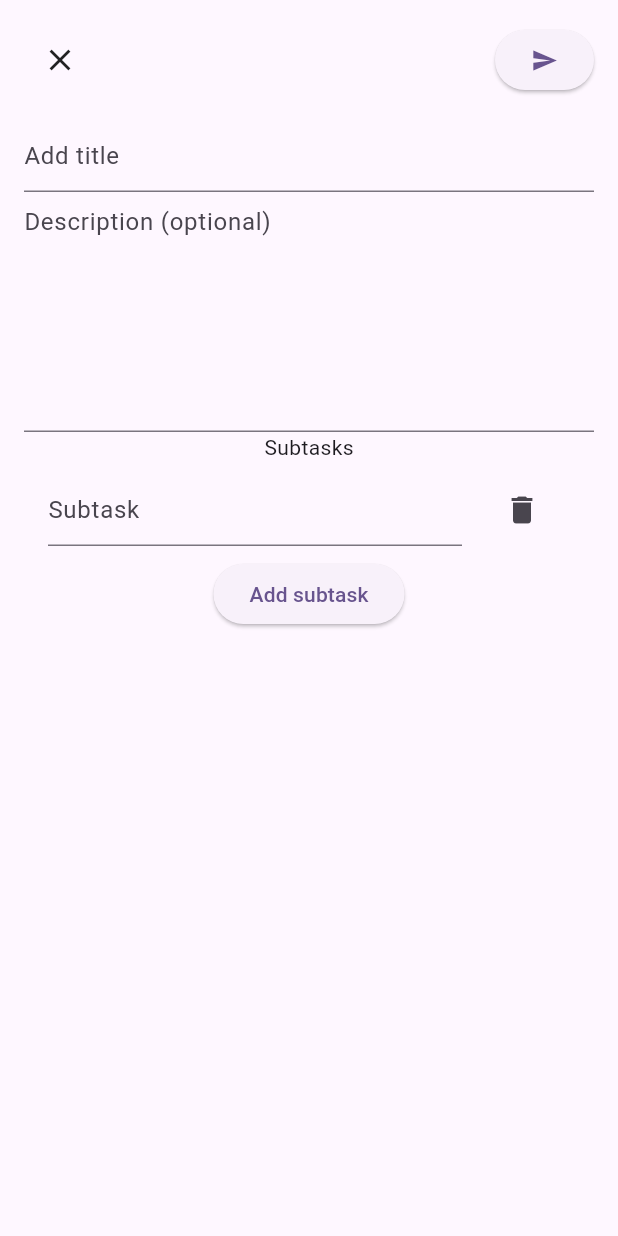
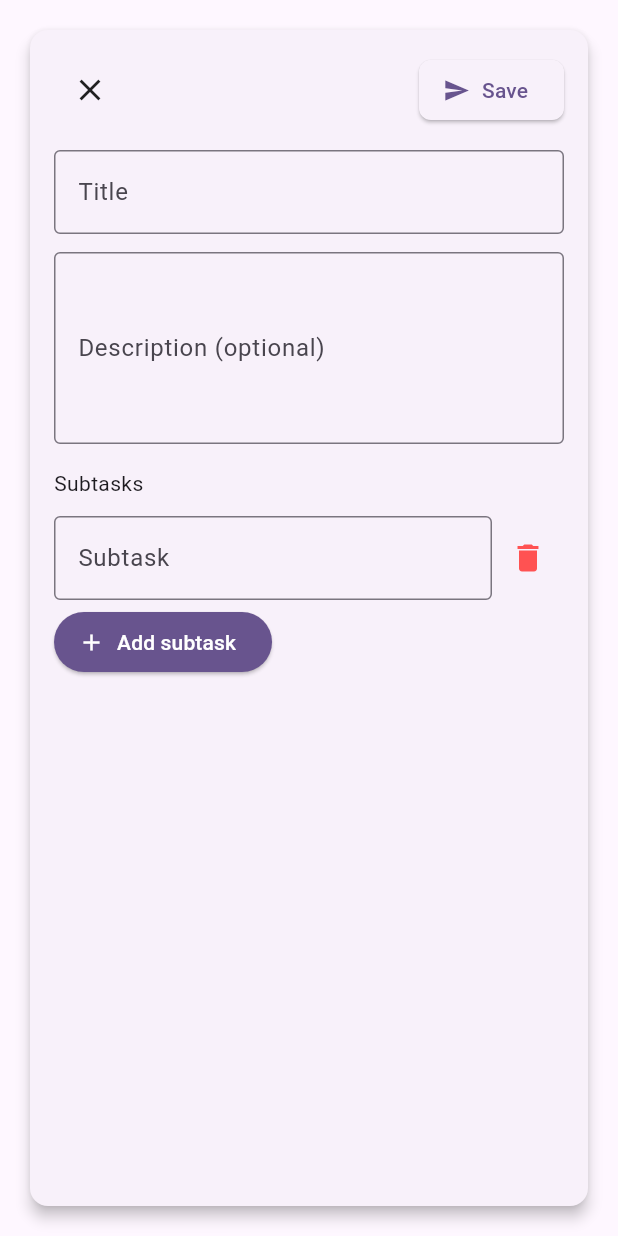
Before and after one commit to Quollveth/flutter-todo, a Flutter app: the NewTaskScreen widget shown alone on an empty page, opened directly, after a tap on "Add subtask", on a phone screen of 412 x 824 dp. Run offline on Flutter 3.47's test engine with Material 3 defaults, Android fonts, the phone set to English and light mode, and no system bars.

Commit message:
chatgpt make this widget more pretty

```diff
--- a/lib/views/new_task_screen.dart
+++ b/lib/views/new_task_screen.dart
@@ -36,10 +36,15 @@ class _NewTaskScreenState extends State<NewTaskScreen> {
 
     return Padding(
       padding: const EdgeInsets.all(16.0),
+      child: Card(
+        elevation: 4,
+        shape: RoundedRectangleBorder(borderRadius: BorderRadius.circular(12)),
+        child: Padding(
+          padding: const EdgeInsets.all(16.0),
           child: Column(
             crossAxisAlignment: CrossAxisAlignment.start,
             children: [
-          // Top buttons
+              // Top bar with buttons
               Row(
                 mainAxisAlignment: MainAxisAlignment.spaceBetween,
                 children: [
@@ -47,64 +52,104 @@ class _NewTaskScreenState extends State<NewTaskScreen> {
                     onPressed: () => appState.setSreen(Screen.list),
                     icon: Icon(Icons.close, color: theme.iconTheme.color),
                   ),
-              ElevatedButton(
+                  ElevatedButton.icon(
                     onPressed: addNew,
-                child: Icon(Icons.send),
+                    icon: Icon(Icons.send),
+                    label: Text('Save'),
+                    style: ElevatedButton.styleFrom(
+                      shape: RoundedRectangleBorder(
+                          borderRadius: BorderRadius.circular(8)),
+                    ),
                   ),
                 ],
               ),
               const SizedBox(height: 16),
-          // Task title
+              // Task Title
               TextField(
                 controller: taskNameController,
                 keyboardType: TextInputType.text,
                 decoration: InputDecoration(
-              hintText: 'Add title',
+                  labelText: 'Title',
+                  border: OutlineInputBorder(),
                 ),
               ),
+              const SizedBox(height: 12),
               // Task Description
               TextField(
                 controller: taskDescController,
                 keyboardType: TextInputType.multiline,
-            minLines: 6,
+                minLines: 4,
                 maxLines: null,
                 decoration: InputDecoration(
-              hintText: 'Description (optional)',
+                  labelText: 'Description (optional)',
+                  border: OutlineInputBorder(),
                 ),
               ),
+              const SizedBox(height: 16),
               // Subtasks
-          Center(
-            child: Column(
+              Column(
+                crossAxisAlignment: CrossAxisAlignment.start,
                 children: [
                   Text('Subtasks'),
+                  const SizedBox(height: 8),
                   if (subtaskControllers.isNotEmpty)
                     ConstrainedBox(
-                    constraints: BoxConstraints(maxHeight: 300),
+                      constraints: BoxConstraints(maxHeight: 200),
                       child: ListView.builder(
                         shrinkWrap: true,
                         itemCount: subtaskControllers.length,
                         itemBuilder: (context, index) {
-                        return ListTile(
-                          title: subtaskInputs[index],
-                          trailing: IconButton(
+                          return Padding(
+                            padding: const EdgeInsets.symmetric(vertical: 4.0),
+                            child: Row(
+                              children: [
+                                Expanded(
+                                  child: TextField(
+                                    controller: subtaskControllers[index],
+                                    decoration: InputDecoration(
+                                      hintText: 'Subtask',
+                                      border: OutlineInputBorder(),
+                                    ),
+                                  ),
+                                ),
+                                IconButton(
                                   onPressed: () => removeSubtask(index),
-                            icon: Icon(Icons.delete),
+                                  icon: Icon(Icons.delete,
+                                      color: Colors.redAccent),
+                                ),
+                              ],
                             ),
                           );
                         },
                       ),
                     ),
                   if (subtaskControllers.length < 3)
-                  ElevatedButton(
+                    Align(
+                      alignment: Alignment.centerLeft,
+                      child: ElevatedButton.icon(
                         onPressed: addSubtask,
-                    child: Text('Add subtask'),
+                        icon: Icon(Icons.add),
+                        label: Text('Add subtask'),
+                        style: ElevatedButton.styleFrom(
+                          backgroundColor: theme.colorScheme.primary,
+                          foregroundColor: Colors.white,
+                        ),
+                      ),
                     ),
                 ],
-            ),
               )
             ],
           ),
+        ),
+      ),
     );
+  }
+
+  void addSubtask() {
+    setState(() {
+      var tempController = TextEditingController();
+      subtaskControllers.add(tempController);
+    });
   }
 
   void addNew() {
@@ -128,17 +173,4 @@ class _NewTaskScreenState extends State<NewTaskScreen> {
       subtaskInputs.removeAt(index);
     });
   }
-
-  void addSubtask() {
-    setState(() {
-      var tempController = TextEditingController();
-      var tempInput = TextField(
-        controller: tempController,
-        decoration: InputDecoration(hintText: 'Subtask'),
-      );
-
-      subtaskControllers.add(tempController);
-      subtaskInputs.add(tempInput);
-    });
 }
-}
--- a/lib/views/task_list_screen.dart
+++ b/lib/views/task_list_screen.dart
@@ -25,6 +25,7 @@ class TaskListScreen extends StatelessWidget {
                   proxyDecorator: (child, index, animation) {
                     return Material(
                       elevation: 4,
+                      borderRadius: BorderRadius.circular(8),
                       child: child,
                     );
                   },
@@ -64,7 +65,7 @@ class TaskListScreen extends StatelessWidget {
         ),
       ),
       floatingActionButton: FloatingActionButton.extended(
-        onPressed: () => {appState.setSreen(Screen.create)},
+        onPressed: () => appState.setSreen(Screen.create),
         label: const Text('Add New'),
         icon: const Icon(Icons.add),
       ),
@@ -84,6 +85,7 @@ class TaskItem extends StatelessWidget {
 
   @override
   Widget build(BuildContext context) {
+    final ThemeData theme = Theme.of(context);
     return Card(
       elevation: 3,
       shape: RoundedRectangleBorder(
@@ -125,6 +127,7 @@ class TaskItemExpanded extends StatelessWidget {
 
   @override
   Widget build(BuildContext context) {
+    final ThemeData theme = Theme.of(context);
     return Card(
       elevation: 3,
       shape: RoundedRectangleBorder(
```
Lines whose indentation alone changed are shown as unchanged.
